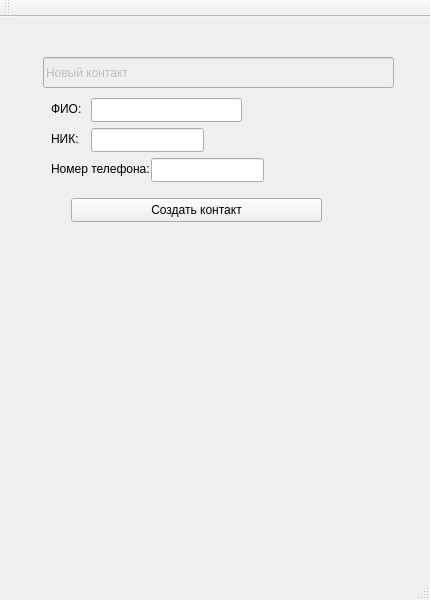
Qt form QTMessenger/InterfaceWindow.ui (MisterMax707/QTMessenger) before a commit.
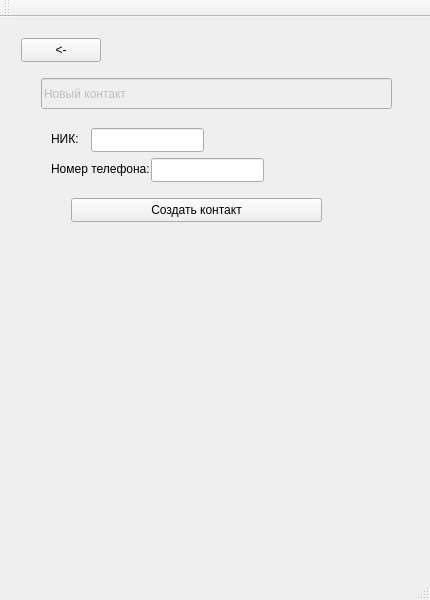
The same form after that commit. The open tabs and pages were chosen to show the change.

Patch:
```diff
--- a/QTMessenger/InterfaceWindow.ui
+++ b/QTMessenger/InterfaceWindow.ui
@@ -172,8 +172,8 @@
         </property>
         <property name="geometry">
          <rect>
-          <x>32</x>
-          <y>29</y>
+          <x>30</x>
+          <y>50</y>
           <width>351</width>
           <height>31</height>
          </rect>
@@ -182,29 +182,6 @@
          <string>Новый контакт</string>
         </property>
        </widget>
-       <widget class="QLineEdit" name="lineEdit_FIO">
-        <property name="geometry">
-         <rect>
-          <x>80</x>
-          <y>70</y>
-          <width>151</width>
-          <height>24</height>
-         </rect>
-        </property>
-       </widget>
-       <widget class="QLabel" name="label_2">
-        <property name="geometry">
-         <rect>
-          <x>40</x>
-          <y>70</y>
-          <width>51</width>
-          <height>21</height>
-         </rect>
-        </property>
-        <property name="text">
-         <string>ФИО:</string>
-        </property>
-       </widget>
        <widget class="QLabel" name="label_3">
         <property name="geometry">
          <rect>
@@ -264,9 +241,7 @@
          <string>Создать контакт</string>
         </property>
        </widget>
-      </widget>
-      <widget class="QWidget" name="page_5">
-       <widget class="QPushButton" name="pushButton_backToMainWindow_2">
+       <widget class="QPushButton" name="pushButton_returnToPageCreateContact">
         <property name="geometry">
          <rect>
           <x>10</x>
```
Left out of the diff: 10 changed lines with no effect on the pictures.
